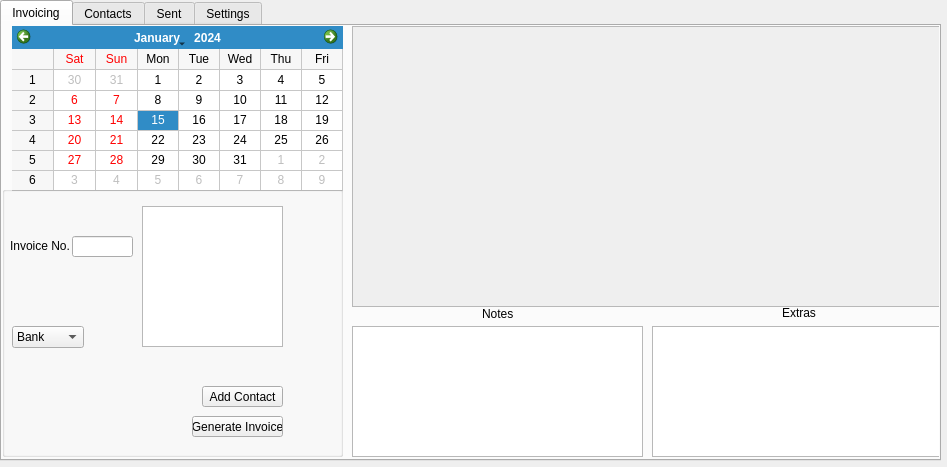
Above: form.ui from trippyt/invoicing before the change. Below: the same form after it.
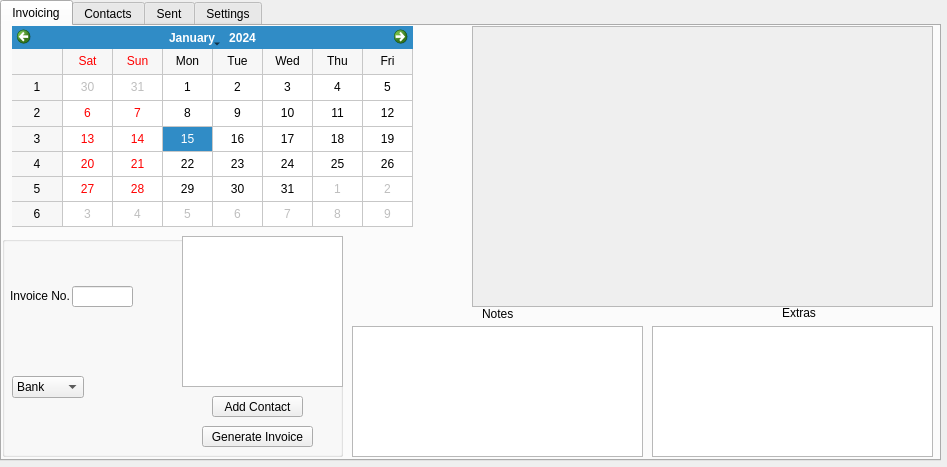
That is the form after the change. Custom widgets are drawn as their Qt base class.

Commit message: added db check for config table

What changed in the file:
```diff
--- a/form.ui
+++ b/form.ui
@@ -34,8 +34,8 @@
       <rect>
        <x>10</x>
        <y>0</y>
-       <width>331</width>
-       <height>165</height>
+       <width>401</width>
+       <height>201</height>
       </rect>
      </property>
      <property name="firstDayOfWeek">
@@ -48,9 +48,9 @@
     <widget class="QScrollArea" name="invoice_scrollArea">
      <property name="geometry">
       <rect>
-       <x>350</x>
+       <x>470</x>
        <y>0</y>
-       <width>591</width>
+       <width>461</width>
        <height>281</height>
       </rect>
      </property>
@@ -62,7 +62,7 @@
        <rect>
         <x>0</x>
         <y>0</y>
-        <width>589</width>
+        <width>459</width>
         <height>279</height>
        </rect>
       </property>
@@ -72,9 +72,9 @@
      <property name="geometry">
       <rect>
        <x>0</x>
-       <y>160</y>
+       <y>210</y>
        <width>341</width>
-       <height>271</height>
+       <height>221</height>
       </rect>
      </property>
      <property name="title">
@@ -126,9 +126,9 @@
      <widget class="QPushButton" name="add_contact_Button1">
       <property name="geometry">
        <rect>
-        <x>200</x>
-        <y>200</y>
-        <width>81</width>
+        <x>210</x>
+        <y>160</y>
+        <width>91</width>
         <height>21</height>
        </rect>
       </property>
@@ -139,9 +139,9 @@
      <widget class="QPushButton" name="genInvoice_Button">
       <property name="geometry">
        <rect>
-        <x>190</x>
-        <y>230</y>
-        <width>91</width>
+        <x>200</x>
+        <y>190</y>
+        <width>111</width>
         <height>21</height>
        </rect>
       </property>
@@ -152,10 +152,10 @@
      <widget class="QListView" name="contacts_listView">
       <property name="geometry">
        <rect>
-        <x>140</x>
-        <y>20</y>
-        <width>141</width>
-        <height>141</height>
+        <x>180</x>
+        <y>0</y>
+        <width>161</width>
+        <height>151</height>
        </rect>
       </property>
      </widget>
@@ -165,7 +165,7 @@
       <rect>
        <x>650</x>
        <y>300</y>
-       <width>291</width>
+       <width>281</width>
        <height>131</height>
       </rect>
      </property>
```
The commit also changes 2 other files.
